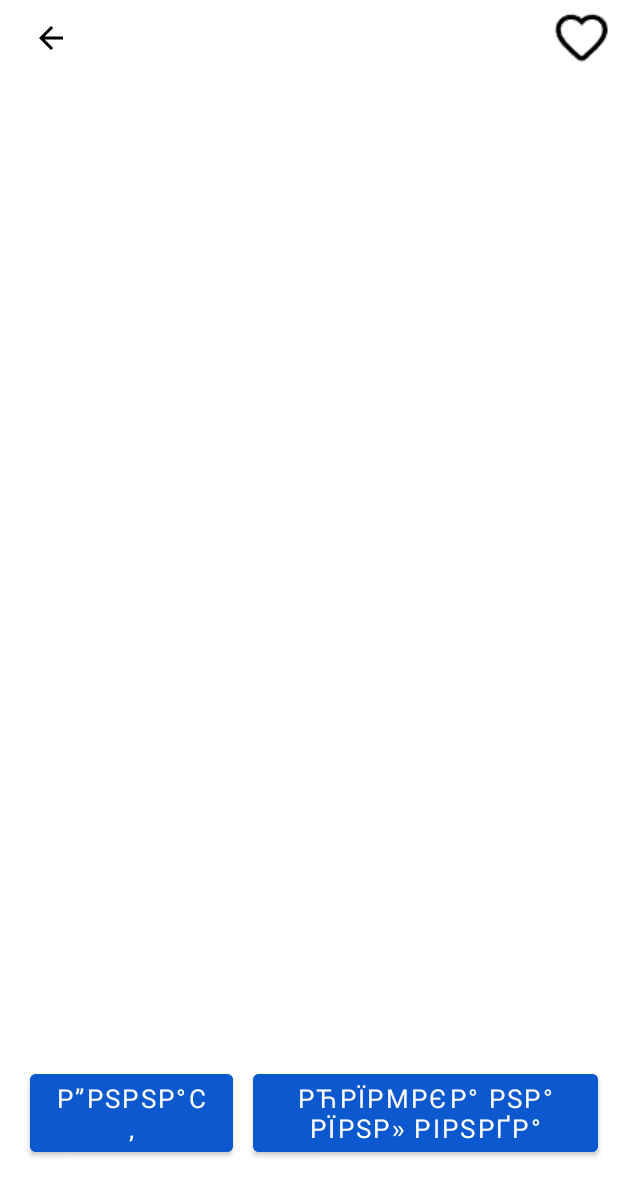
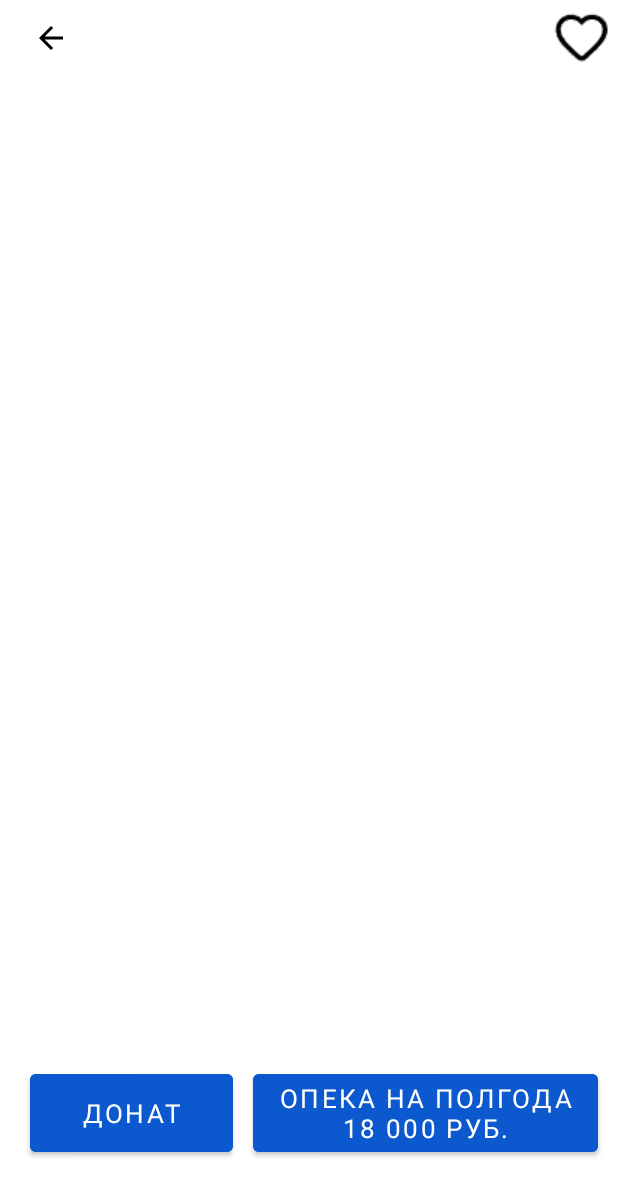
Before and after one commit to moevm/adfmp1h23-pet-care, an Android app: the layout activity_pet_profile.xml on its own in the app's theme, with its tools: preview values and no code run, on a phone screen of 412 x 824 dp. Shown: the top 1196 px of the screen. Run offline under Robolectric (Android 15) with nearby library versions, the phone set to English and light mode, and no system bars; Roboto replaces fonts that are not available here.

Commit message:
some fix ui

```diff
--- a/pet_care/app/src/main/java/com/pet_care/FavoriteActivity.kt
+++ b/pet_care/app/src/main/java/com/pet_care/FavoriteActivity.kt
@@ -38,7 +38,8 @@ class FavoriteActivity : AppCompatActivity() {
             var textView = TextView(this)
             var icon = ImageView(this)
             var but = ImageButton(this)
-            icon.setImageResource(R.drawable.pet_icon)
+            icon.setImageResource(R.drawable.pet_icon_min)
+
             but.setImageResource(R.drawable.del_icon)
             but.backgroundTintList = this.getColorStateList(R.color.white)
             textView.textSize = 18F
--- a/pet_care/app/src/main/res/layout/activity_pet_profile.xml
+++ b/pet_care/app/src/main/res/layout/activity_pet_profile.xml
@@ -50,7 +50,7 @@
         android:backgroundTint="@color/blue"
         android:fontFamily="@font/asap_bold"
         android:onClick="goToPay"
-        android:text="Р”РѕРЅР°С‚"
+        android:text="ДОНАТ"
         android:textColor="@color/white"
         android:textSize="17sp"
         app:layout_constraintBottom_toBottomOf="parent"
@@ -66,7 +66,7 @@
         android:backgroundTint="@color/blue"
         android:fontFamily="@font/asap_bold"
         android:onClick="goToPay"
-        android:text="РћРїРµРєР° РЅР° РїРѕР» РіРѕРґР°"
+        android:text="Опека на полгода 18 000 руб."
         android:textColor="@color/white"
         android:textSize="17sp"
         app:layout_constraintBottom_toBottomOf="parent"
```
Also changed, not shown: pet_care/app/src/main/res/drawable/pet_icon_min.png (added).
